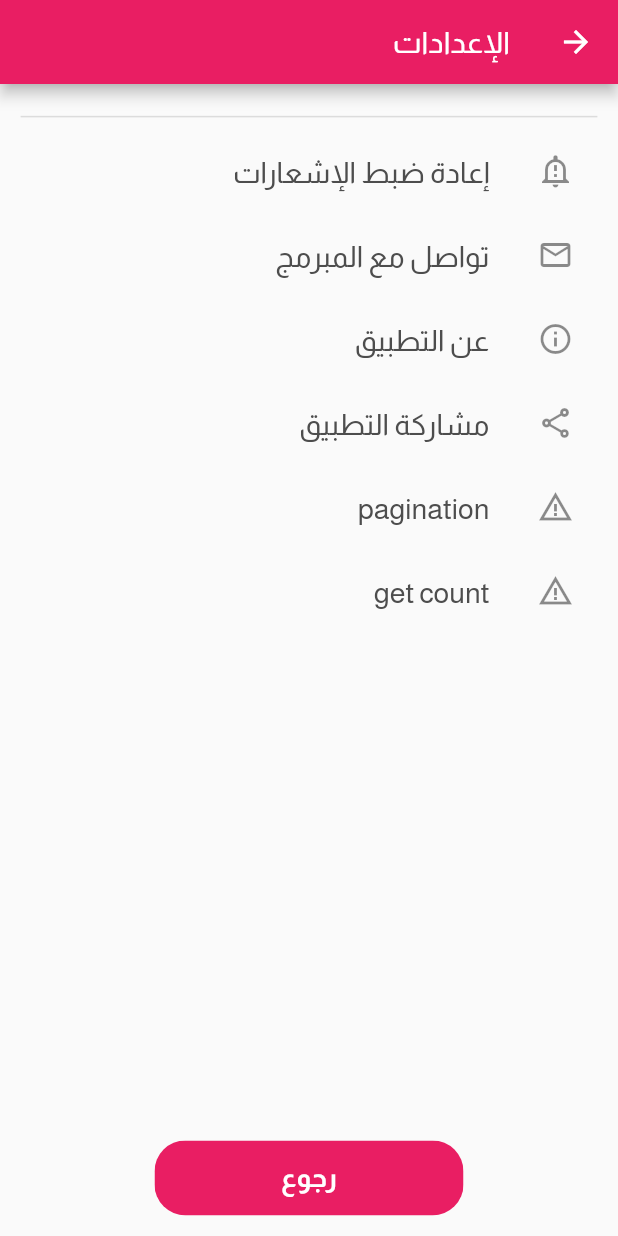
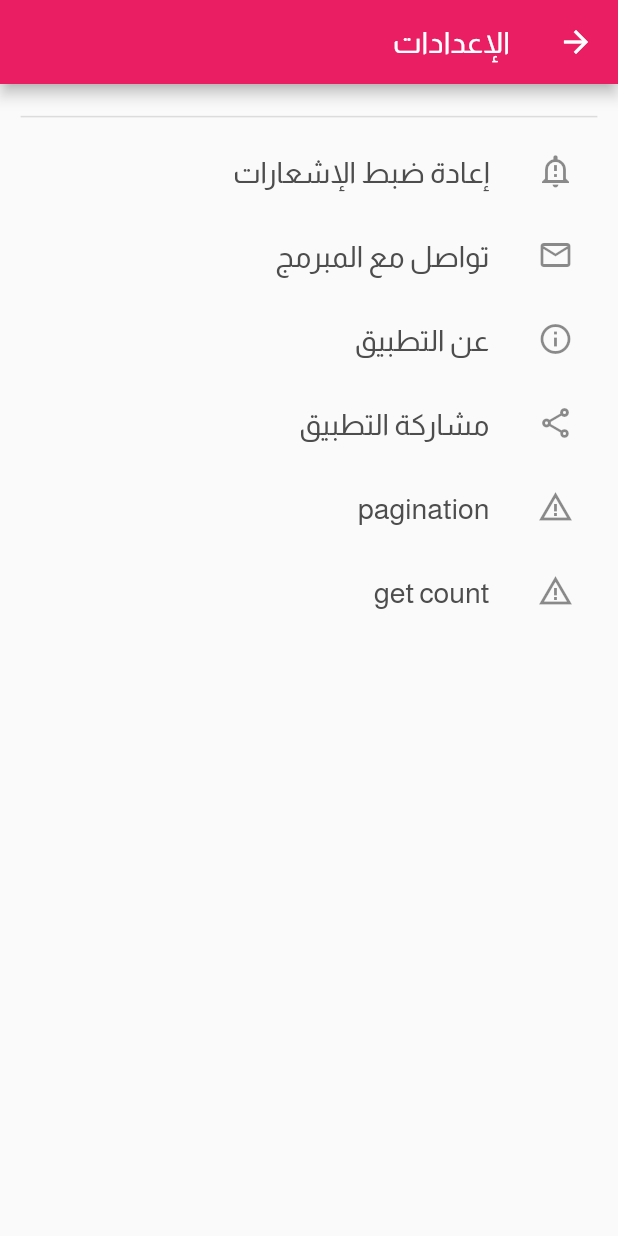
Before and after one commit to MAlazhariy/ramadan_mubarak, a Flutter app: the SettingsScreen screen opened by its route, on a phone screen of 412 x 824 dp. Run offline on Flutter 3.47's test engine with Material 2 defaults, Android fonts, the phone set to English and light mode, and no system bars; our stand-ins replace adhan, cloud_firestore, dio, firebase_core, firebase_messaging, fluro and 14 more; missing offline and left inert: platform_device_id; accounts and stored records are empty; statements that could not run were skipped.

Commit message:
remove back button in settings screen

```diff
--- a/lib/view/screens/settings/settings_screen.dart
+++ b/lib/view/screens/settings/settings_screen.dart
@@ -341,40 +341,40 @@ class SettingsScreen extends StatelessWidget {
             ),
 
             // back button
-            Align(
-              alignment: AlignmentDirectional.center,
-              child: MaterialButton(
-                onPressed: () {
-                  Navigator.pop(context);
-                },
-                padding: const EdgeInsets.all(0),
-                shape: const StadiumBorder(),
-                highlightElevation: 5,
-                highlightColor: pinkColor.withAlpha(50),
-                child: Ink(
-                  decoration: BoxDecoration(
-                    color: pinkColor,
-                    borderRadius: BorderRadius.circular(15.sp),
-                  ),
-                  child: Container(
-                    padding: const EdgeInsets.symmetric(
-                      vertical: 15,
-                      horizontal: 50,
-                    ),
-                    width: 50.w,
-                    child: Text(
-                      'رجوع',
-                      style: Theme.of(context).textTheme.headline2?.copyWith(
-                            color: Colors.white,
-                            fontSize: 13.sp,
-                            fontWeight: FontWeight.w600,
-                          ),
-                      textAlign: TextAlign.center,
-                    ),
-                  ),
-                ),
-              ),
-            ),
+            // Align(
+            //   alignment: AlignmentDirectional.center,
+            //   child: MaterialButton(
+            //     onPressed: () {
+            //       Navigator.pop(context);
+            //     },
+            //     padding: const EdgeInsets.all(0),
+            //     shape: const StadiumBorder(),
+            //     highlightElevation: 5,
+            //     highlightColor: pinkColor.withAlpha(50),
+            //     child: Ink(
+            //       decoration: BoxDecoration(
+            //         color: pinkColor,
+            //         borderRadius: BorderRadius.circular(15.sp),
+            //       ),
+            //       child: Container(
+            //         padding: const EdgeInsets.symmetric(
+            //           vertical: 15,
+            //           horizontal: 50,
+            //         ),
+            //         width: 50.w,
+            //         child: Text(
+            //           'رجوع',
+            //           style: Theme.of(context).textTheme.headline2?.copyWith(
+            //                 color: Colors.white,
+            //                 fontSize: 13.sp,
+            //                 fontWeight: FontWeight.w600,
+            //               ),
+            //           textAlign: TextAlign.center,
+            //         ),
+            //       ),
+            //     ),
+            //   ),
+            // ),
           ],
         ),
       ),
```
